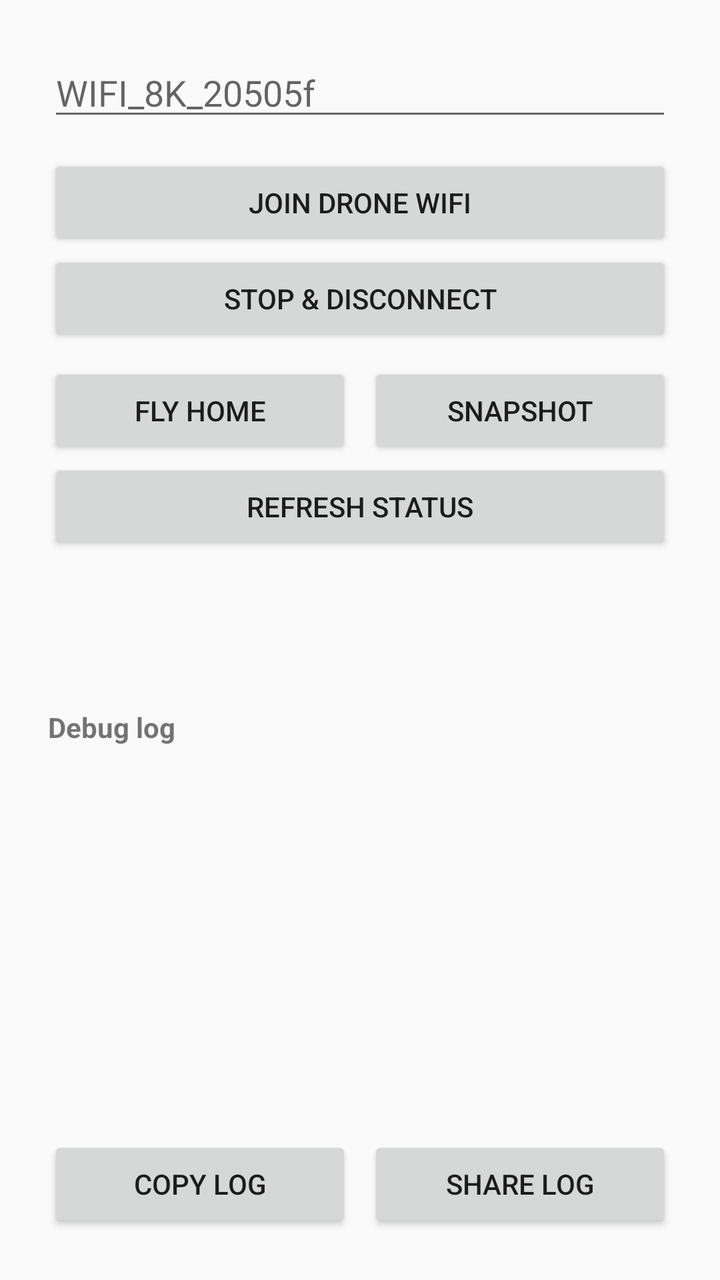
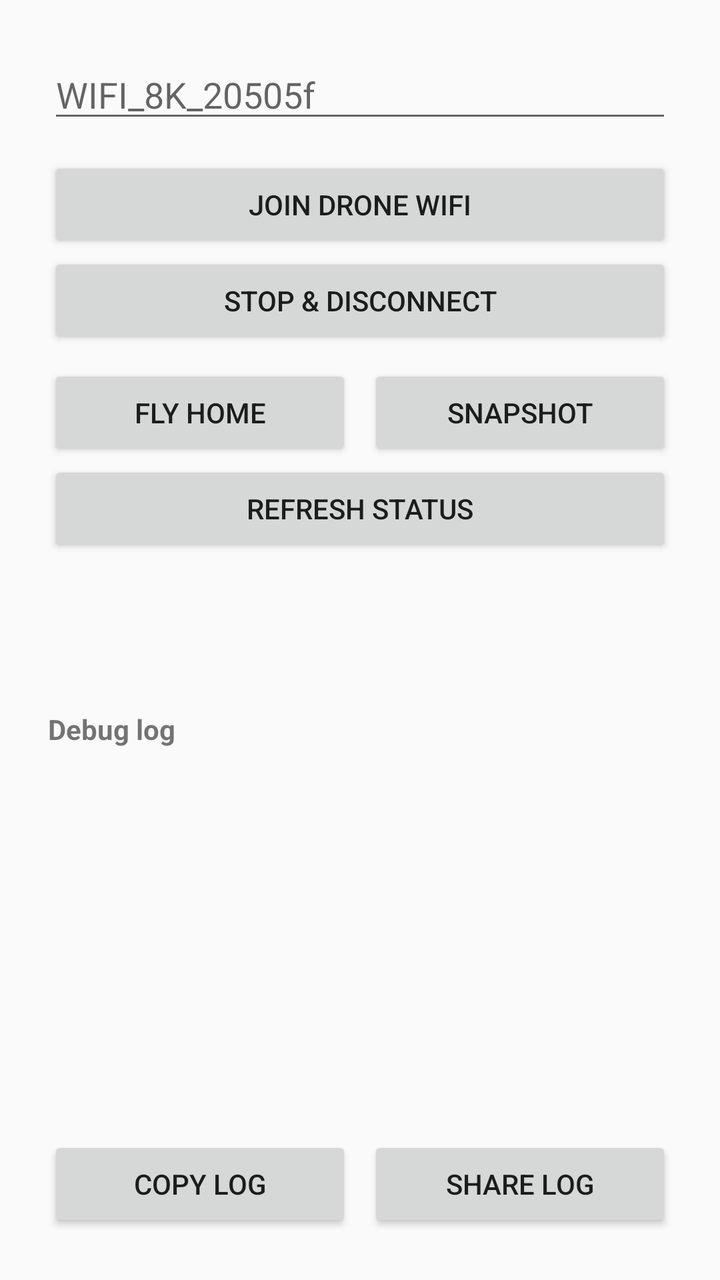

An Android layout rendered at two revisions. The XML below is the earlier revision; the diff shows what the commit changed to produce the second picture.
<!-- AndroidManifest.xml: application theme Theme.DroneLink -->
<!-- res/layout/activity_main.xml -->
<?xml version="1.0" encoding="utf-8"?>
<LinearLayout xmlns:android="http://schemas.android.com/apk/res/android"
    android:layout_width="match_parent"
    android:layout_height="match_parent"
    android:orientation="vertical"
    android:padding="24dp">

    <EditText
        android:id="@+id/et_ssid"
        android:layout_width="match_parent"
        android:layout_height="wrap_content"
        android:hint="@string/default_ssid"
        android:inputType="text"
        android:importantForAutofill="no" />

    <Button
        android:id="@+id/btn_join"
        android:layout_width="match_parent"
        android:layout_height="wrap_content"
        android:layout_marginTop="12dp"
        android:text="Join drone WiFi" />

    <Button
        android:id="@+id/btn_stop"
        android:layout_width="match_parent"
        android:layout_height="wrap_content"
        android:text="Stop &amp; disconnect" />

    <LinearLayout
        android:layout_width="match_parent"
        android:layout_height="wrap_content"
        android:layout_marginTop="8dp"
        android:orientation="horizontal">

        <Button
            android:id="@+id/btn_flyhome"
            android:layout_width="0dp"
            android:layout_height="wrap_content"
            android:layout_weight="1"
            android:text="Fly home" />

        <Button
            android:id="@+id/btn_snapshot"
            android:layout_width="0dp"
            android:layout_height="wrap_content"
            android:layout_marginStart="8dp"
            android:layout_weight="1"
            android:text="Snapshot" />
    </LinearLayout>

    <ImageView
        android:id="@+id/img_snapshot"
        android:layout_width="match_parent"
        android:layout_height="180dp"
        android:layout_marginTop="8dp"
        android:contentDescription="Latest snapshot"
        android:scaleType="fitCenter"
        android:visibility="gone" />

    <Button
        android:id="@+id/btn_refresh"
        android:layout_width="match_parent"
        android:layout_height="wrap_content"
        android:text="Refresh status" />

    <TextView
        android:id="@+id/tv_status"
        android:layout_width="match_parent"
        android:layout_height="wrap_content"
        android:layout_marginTop="16dp"
        android:textSize="16sp" />

    <TextView
        android:id="@+id/tv_network"
        android:layout_width="match_parent"
        android:layout_height="wrap_content"
        android:layout_marginTop="8dp"
        android:textSize="14sp"
        android:typeface="monospace" />

    <TextView
        android:id="@+id/tv_log_label"
        android:layout_width="match_parent"
        android:layout_height="wrap_content"
        android:layout_marginTop="12dp"
        android:text="Debug log"
        android:textSize="14sp"
        android:textStyle="bold" />

    <ScrollView
        android:id="@+id/sv_debug"
        android:layout_width="match_parent"
        android:layout_height="0dp"
        android:layout_marginTop="4dp"
        android:layout_weight="1">

        <TextView
            android:id="@+id/tv_debug"
            android:layout_width="match_parent"
            android:layout_height="wrap_content"
            android:fontFamily="monospace"
            android:textSize="11sp" />
    </ScrollView>

    <LinearLayout
        android:layout_width="match_parent"
        android:layout_height="wrap_content"
        android:layout_marginTop="8dp"
        android:orientation="horizontal">

        <Button
            android:id="@+id/btn_copy_log"
            android:layout_width="0dp"
            android:layout_height="wrap_content"
            android:layout_weight="1"
            android:text="Copy log" />

        <Button
            android:id="@+id/btn_share_log"
            android:layout_width="0dp"
            android:layout_height="wrap_content"
            android:layout_marginStart="8dp"
            android:layout_weight="1"
            android:text="Share log" />
    </LinearLayout>
</LinearLayout>
<!-- resources referenced by this layout -->
<resources>
  <string name="default_ssid">WIFI_8K_20505f</string>
  <style name="Theme.DroneLink" parent="Theme.AppCompat.Light.DarkActionBar" />
</resources>

<!-- the commit's change to res/layout/activity_main.xml (unified diff, before → after) -->
@@ -4,6 +4,13 @@
     android:layout_height="match_parent"
     android:orientation="vertical"
     android:padding="24dp">
+
+    
+    <TextureView
+        android:id="@+id/video_texture"
+        android:layout_width="1dp"
+        android:layout_height="1dp"
+        android:visibility="invisible" />
 
     <EditText
         android:id="@+id/et_ssid"
